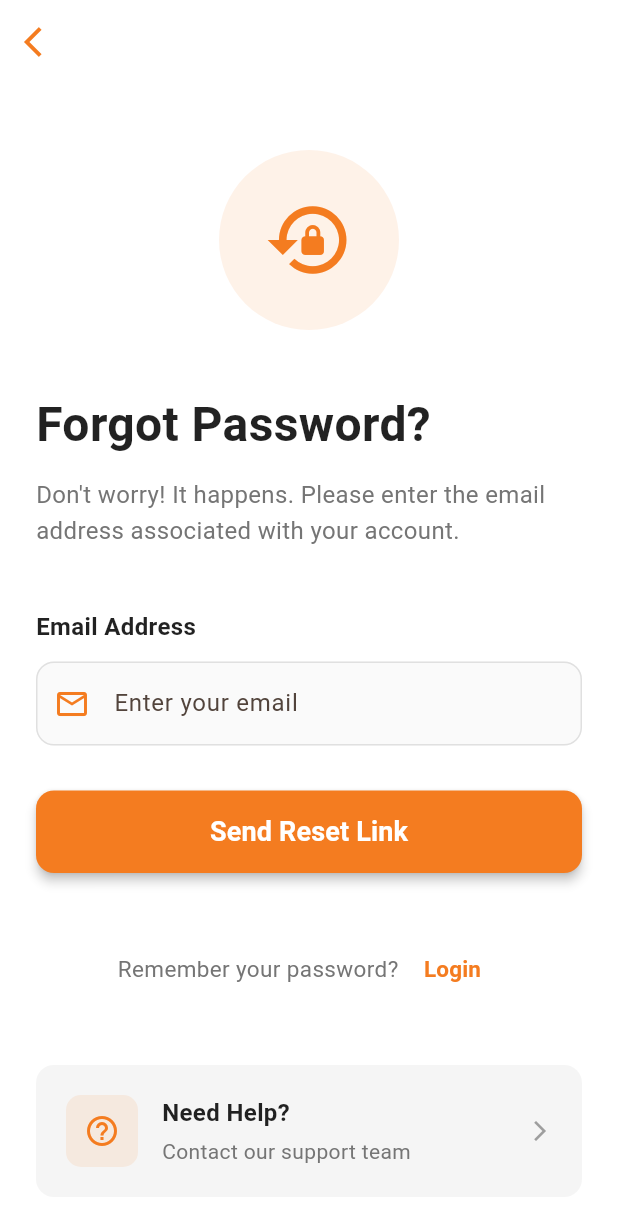
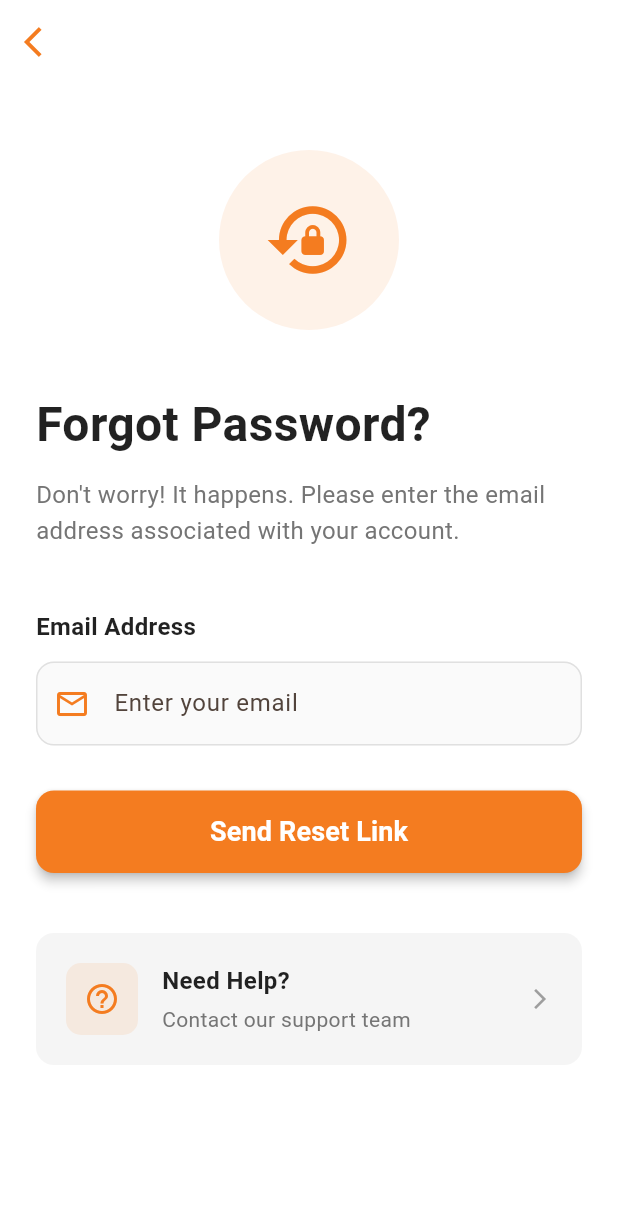
Before and after one commit to muhammadSaadXCII/VenueMate_System, a Flutter app: the ForgotPasswordScreen screen opened directly, on a phone screen of 412 x 824 dp. Shown: the top 1206 px of the screen. Run offline on Flutter 3.47's test engine with Material 3 defaults, Android fonts, the phone set to English and light mode, and no system bars; our stand-ins replace badges, carousel_slider, cloud_firestore, dash_chat_2, firebase_auth, firebase_core and 4 more; accounts and stored records are empty.

Commit message:
Refactor ForgotPasswordScreen layout and logic

```diff
--- a/lib/Screens/Customers/ForgotPasswordScreen.dart
+++ b/lib/Screens/Customers/ForgotPasswordScreen.dart
@@ -8,12 +8,13 @@ class ForgotPasswordScreen extends StatefulWidget {
   State<ForgotPasswordScreen> createState() => _ForgotPasswordScreenState();
 }
 
-class _ForgotPasswordScreenState extends State<ForgotPasswordScreen> with SingleTickerProviderStateMixin {
+class _ForgotPasswordScreenState extends State<ForgotPasswordScreen>
+    with SingleTickerProviderStateMixin {
   final _formKey = GlobalKey<FormState>();
   final _emailController = TextEditingController();
 
   bool _isEmailSent = false; // Toggles between Form and Success Message
-  bool _isLoading = false;   // Controls the loading spinner on button
+  bool _isLoading = false; // Controls the loading spinner on button
 
   late AnimationController _animationController;
   late Animation<double> _fadeAnimation;
@@ -31,10 +32,10 @@ class _ForgotPasswordScreenState extends State<ForgotPasswordScreen> with Single
       CurvedAnimation(parent: _animationController, curve: Curves.easeIn),
     );
 
-    _slideAnimation = Tween<Offset>(
-      begin: const Offset(0, 0.3),
-      end: Offset.zero,
-    ).animate(CurvedAnimation(parent: _animationController, curve: Curves.easeOut));
+    _slideAnimation =
+        Tween<Offset>(begin: const Offset(0, 0.3), end: Offset.zero).animate(
+          CurvedAnimation(parent: _animationController, curve: Curves.easeOut),
+        );
 
     _animationController.forward();
   }
@@ -106,6 +107,26 @@ class _ForgotPasswordScreenState extends State<ForgotPasswordScreen> with Single
   Widget build(BuildContext context) {
     return Scaffold(
       backgroundColor: Colors.white,
+      // Desktop doesn't need an app bar if it has a split layout, or it can be optional.
+      // We'll keep it simple: No AppBar for desktop split, Yes AppBar for Mobile.
+      body: LayoutBuilder(
+        builder: (context, constraints) {
+          if (constraints.maxWidth >= 900) {
+            return _buildDesktopLayout();
+          } else {
+            return _buildMobileLayout();
+          }
+        },
+      ),
+    );
+  }
+
+  // ==========================================
+  // MOBILE LAYOUT (Original Logic)
+  // ==========================================
+  Widget _buildMobileLayout() {
+    return Scaffold(
+      backgroundColor: Colors.white,
       appBar: AppBar(
         backgroundColor: Colors.transparent,
         elevation: 0,
@@ -121,11 +142,105 @@ class _ForgotPasswordScreenState extends State<ForgotPasswordScreen> with Single
             opacity: _fadeAnimation,
             child: SlideTransition(
               position: _slideAnimation,
+              child: _buildFormContent(isDesktop: false),
+            ),
+          ),
+        ),
+      ),
+    );
+  }
+
+  // ==========================================
+  // DESKTOP LAYOUT (Split Screen)
+  // ==========================================
+  Widget _buildDesktopLayout() {
+    return Row(
+      children: [
+        // Left Side: Branding
+        Expanded(
+          flex: 4,
+          child: Container(
+            color: const Color(0xFFF47C20),
+            child: Column(
+              mainAxisAlignment: MainAxisAlignment.center,
+              children: [
+                Container(
+                  padding: const EdgeInsets.all(30),
+                  decoration: BoxDecoration(
+                    color: Colors.white,
+                    shape: BoxShape.circle,
+                    boxShadow: [
+                      BoxShadow(
+                        color: Colors.black.withOpacity(0.1),
+                        blurRadius: 20,
+                      ),
+                    ],
+                  ),
+                  child: const Icon(
+                    Icons.lock_reset,
+                    size: 80,
+                    color: Color(0xFFF47C20),
+                  ),
+                ),
+                const SizedBox(height: 30),
+                const Text(
+                  'VenueMate',
+                  style: TextStyle(
+                    fontSize: 48,
+                    fontWeight: FontWeight.bold,
+                    color: Colors.white,
+                  ),
+                ),
+                const SizedBox(height: 12),
+                Text(
+                  'Secure Account Recovery',
+                  style: TextStyle(
+                    fontSize: 20,
+                    color: Colors.white.withOpacity(0.9),
+                  ),
+                ),
+              ],
+            ),
+          ),
+        ),
+
+        // Right Side: Form
+        Expanded(
+          flex: 6,
+          child: Center(
+            child: ConstrainedBox(
+              constraints: const BoxConstraints(maxWidth: 500),
+              child: SingleChildScrollView(
+                padding: const EdgeInsets.all(60),
                 child: Column(
                   crossAxisAlignment: CrossAxisAlignment.start,
                   children: [
+                    // Desktop Back Button
+                    IconButton(
+                      icon: const Icon(Icons.arrow_back, color: Colors.black),
+                      onPressed: () => Navigator.pop(context),
+                    ),
                     const SizedBox(height: 20),
-                  // Icon Section
+                    _buildFormContent(isDesktop: true),
+                  ],
+                ),
+              ),
+            ),
+          ),
+        ),
+      ],
+    );
+  }
+
+  // ==========================================
+  // SHARED FORM CONTENT
+  // ==========================================
+  Widget _buildFormContent({required bool isDesktop}) {
+    return Column(
+      crossAxisAlignment: CrossAxisAlignment.start,
+      children: [
+        if (!isDesktop) ...[
+          const SizedBox(height: 20),
           Center(
             child: Container(
               height: 120,
@@ -142,6 +257,8 @@ class _ForgotPasswordScreenState extends State<ForgotPasswordScreen> with Single
             ),
           ),
           const SizedBox(height: 40),
+        ],
+
         // Title
         const Text(
           'Forgot Password?',
@@ -154,11 +271,7 @@ class _ForgotPasswordScreenState extends State<ForgotPasswordScreen> with Single
         const SizedBox(height: 12),
         Text(
           'Don\'t worry! It happens. Please enter the email address associated with your account.',
-                    style: TextStyle(
-                      fontSize: 16,
-                      color: Colors.grey[600],
-                      height: 1.5,
-                    ),
+          style: TextStyle(fontSize: 16, color: Colors.grey[600], height: 1.5),
         ),
         const SizedBox(height: 40),
 
@@ -216,9 +329,8 @@ class _ForgotPasswordScreenState extends State<ForgotPasswordScreen> with Single
                     if (value == null || value.isEmpty) {
                       return 'Please enter your email';
                     }
-                              // Simple regex for validation
                     final emailRegex = RegExp(
-                                r"^[a-zA-Z0-9.a-zA-Z0-9.!#$%&'*+-/=?^_`{|}~]+@[a-zA-Z0-9]+\.[a-zA-Z]+"
+                      r"^[a-zA-Z0-9.a-zA-Z0-9.!#$%&'*+-/=?^_`{|}~]+@[a-zA-Z0-9]+\.[a-zA-Z]+",
                     );
                     if (!emailRegex.hasMatch(value)) {
                       return 'Please enter a valid email';
@@ -294,10 +406,7 @@ class _ForgotPasswordScreenState extends State<ForgotPasswordScreen> with Single
                 Text(
                   'We have sent a password reset link to',
                   textAlign: TextAlign.center,
-                            style: TextStyle(
-                              fontSize: 15,
-                              color: Colors.grey[700],
-                            ),
+                  style: TextStyle(fontSize: 15, color: Colors.grey[700]),
                 ),
                 const SizedBox(height: 8),
                 Text(
@@ -346,37 +455,6 @@ class _ForgotPasswordScreenState extends State<ForgotPasswordScreen> with Single
 
         const SizedBox(height: 40),
 
-                  // Back to Login
-                  Center(
-                    child: Row(
-                      mainAxisAlignment: MainAxisAlignment.center,
-                      children: [
-                        Text(
-                          'Remember your password? ',
-                          style: TextStyle(
-                            color: Colors.grey[600],
-                            fontSize: 15,
-                          ),
-                        ),
-                        TextButton(
-                          onPressed: () {
-                            Navigator.pop(context);
-                          },
-                          child: const Text(
-                            'Login',
-                            style: TextStyle(
-                              color: Color(0xFFF47C20),
-                              fontSize: 15,
-                              fontWeight: FontWeight.bold,
-                            ),
-                          ),
-                        ),
-                      ],
-                    ),
-                  ),
-
-                  const SizedBox(height: 40),
-
         // Help Section
         Container(
           padding: const EdgeInsets.all(20),
@@ -414,28 +492,19 @@ class _ForgotPasswordScreenState extends State<ForgotPasswordScreen> with Single
                     const SizedBox(height: 4),
                     Text(
                       'Contact our support team',
-                                style: TextStyle(
-                                  fontSize: 14,
-                                  color: Colors.grey[600],
-                                ),
+                      style: TextStyle(fontSize: 14, color: Colors.grey[600]),
                     ),
                   ],
                 ),
               ),
-                        const Icon(
-                          Icons.arrow_forward_ios,
-                          size: 16,
-                          color: Colors.grey,
-                        ),
+              const Icon(Icons.arrow_forward_ios, size: 16, color: Colors.grey),
             ],
           ),
         ),
+
+        // Extra bottom spacing if on mobile for better scrolling
+        if (!isDesktop) const SizedBox(height: 20),
       ],
-              ),
-            ),
-          ),
-        ),
-      ),
     );
   }
 }
```
Lines whose indentation alone changed are shown as unchanged.
